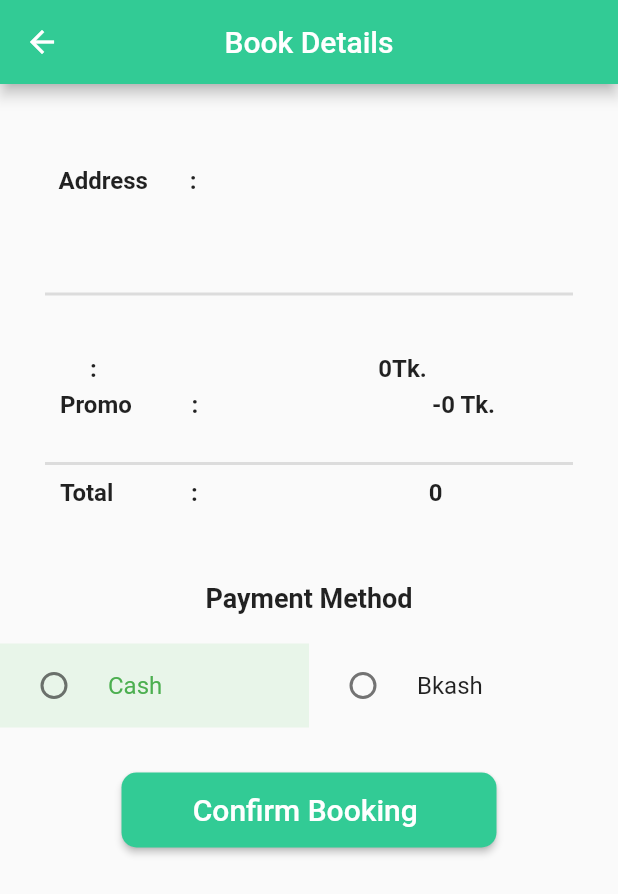
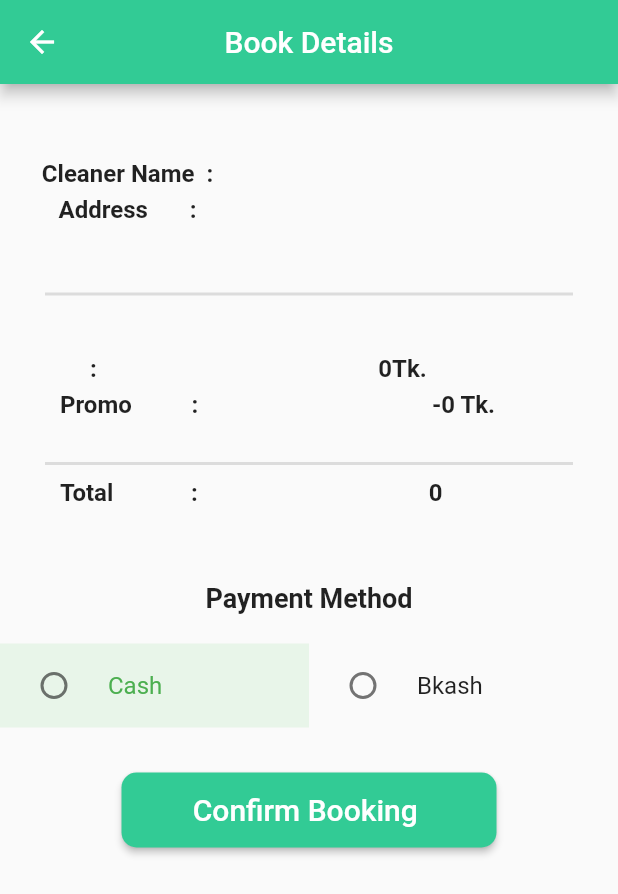
Before and after one commit to Shafaqulhamim/mobile_cleaning_service, a Flutter app: the BookDetails screen opened directly with empty values, on a phone screen of 412 x 824 dp. Shown: the top 894 px of the screen. Run offline on Flutter 3.47's test engine with Material 2 defaults, Android fonts, the phone set to English and light mode, and no system bars; our stand-ins replace bloc, cloud_firestore, dartz, date_time_picker, firebase_auth, firebase_core and 7 more; accounts and stored records are empty.

Commit message:
minor fixes

```diff
--- a/lib/view/book_details.dart
+++ b/lib/view/book_details.dart
@@ -106,11 +106,11 @@ class _BookDetailsState extends State<BookDetails> {
                           width: 150,
                           child: Column(
                             children: [
-                              // Text(
-                              //   "Book ID       :",
-                              //   style: TextStyle(
-                              //       fontSize: 16, fontWeight: FontWeight.bold),
-                              // ),
+                              Text(
+                                "Cleaner Name  :",
+                                style: TextStyle(
+                                    fontSize: 16, fontWeight: FontWeight.bold),
+                              ),
                               SizedBox(
                                 height: 5,
                               ),
@@ -129,15 +129,15 @@ class _BookDetailsState extends State<BookDetails> {
                             mainAxisAlignment: MainAxisAlignment.start,
                             crossAxisAlignment: CrossAxisAlignment.start,
                             children: [
-                              // Padding(
-                              //   padding: const EdgeInsets.only(left: 30),
-                              //   child: Text(
-                              //     "A567407",
-                              //     style: TextStyle(
-                              //         fontSize: 16,
-                              //         fontWeight: FontWeight.bold),
-                              //   ),
-                              // ),
+                              Padding(
+                                padding: const EdgeInsets.only(left: 30),
+                                child: Text(
+                                  "${state.userData.lastname}",
+                                  style: TextStyle(
+                                      fontSize: 16,
+                                      fontWeight: FontWeight.bold),
+                                ),
+                              ),
                               SizedBox(
                                 height: 5,
                               ),
--- a/lib/view/pages/Booking_cleaner.dart
+++ b/lib/view/pages/Booking_cleaner.dart
@@ -1,5 +1,6 @@
 import 'package:flutter/material.dart';
 import 'package:flutter_bloc/flutter_bloc.dart';
+import 'package:flutter_easyloading/flutter_easyloading.dart';
 import 'package:mobile_cleaning_service/application/productBloc/product_bloc.dart';
 import 'package:mobile_cleaning_service/domain/order/order_data.dart';
 
@@ -306,6 +307,7 @@ class _BookDetailsCleanerState extends State<BookDetailsCleaner> {
               onPressed: () {
                 productBloc.add(AcceptOrderData(
                     widget.orderList.copyWith(status: "Accepted"), "Accepted"));
+                EasyLoading.showSuccess('Order Accepted!');
               },
             ),
             SizedBox(
@@ -324,6 +326,7 @@ class _BookDetailsCleanerState extends State<BookDetailsCleaner> {
               onPressed: () {
                 productBloc.add(AcceptOrderData(
                     widget.orderList.copyWith(status: "Rejected"), "Rejected"));
+                EasyLoading.showSuccess('Order Rejected!');
               },
             ),
           ],
```
